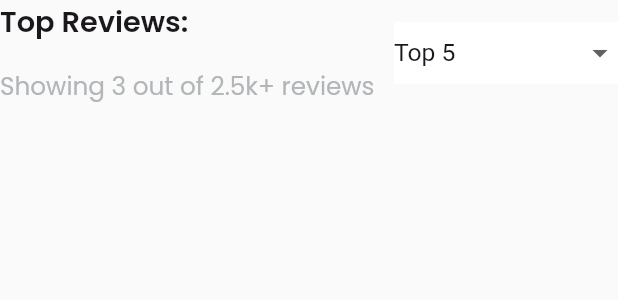
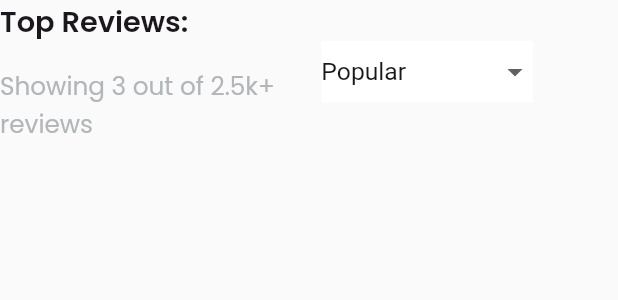
Before and after one commit to SolomonAbuh/E-Commerce-UI-Animation, a Flutter app: the TopReviews widget shown alone on an empty page, opened directly, on a phone screen of 412 x 824 dp. Shown: the top 300 px of the screen. Run offline on Flutter 3.47's test engine with Material 2 defaults, Android fonts, the light colour scheme and no system bars; our stand-ins replace carousel_slider, flutter_animate, flutter_svg, google_fonts, sizer.

Commit message:
update on top_review.dart 🛠

```diff
--- a/lib/widgets/top_review.dart
+++ b/lib/widgets/top_review.dart
@@ -26,26 +26,32 @@ class TopReviews extends StatelessWidget {
                       .copyWith(fontWeight: FontWeight.w600),
                 ),
                 spaceV(2.h),
-                Text(
+                SizedBox(
+                  width: 52.w,
+                  child: Text(
                     'Showing 3 out of 2.5k+ reviews',
                     style: AppTextStyles.smallTextLight,
+                  ),
                 )
               ],
             ),
-            Expanded(
-              child: Align(
+            Align(
               alignment: Alignment.centerLeft,
               child: Container(
                 height: 5.h,
-                  width: 50.w,
+                decoration: BoxDecoration(
                   color: Colors.white,
-                  margin: const EdgeInsets.only(left: 13),
+                ),
                 child: DropdownButtonHideUnderline(
                   child: DropdownButton<String>(
                     focusColor: AppColors.white,
                     dropdownColor: AppColors.white,
-                      value: 'Top 5',
-                      items: ['Top 5', 'Top 10', 'Top 15'].map((String value) {
+                    value: 'Popular',
+                    items: [
+                      'Popular',
+                      'Recently posted',
+                      'Top rated',
+                    ].map((String value) {
                       return DropdownMenuItem<String>(
                         value: value,
                         child: Text(value),
@@ -57,7 +63,6 @@ class TopReviews extends StatelessWidget {
                 ),
               ),
             ),
-            ),
           ],
         )
       ],
```
Lines whose indentation alone changed are shown as unchanged.
